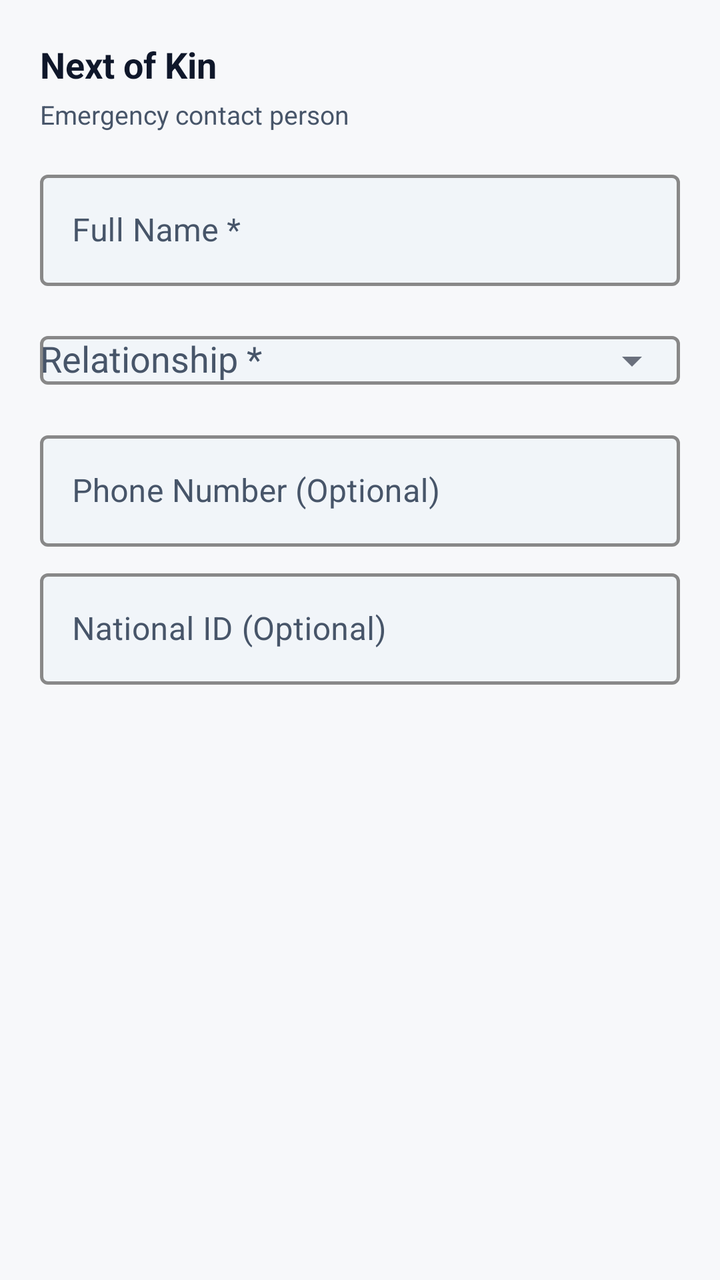
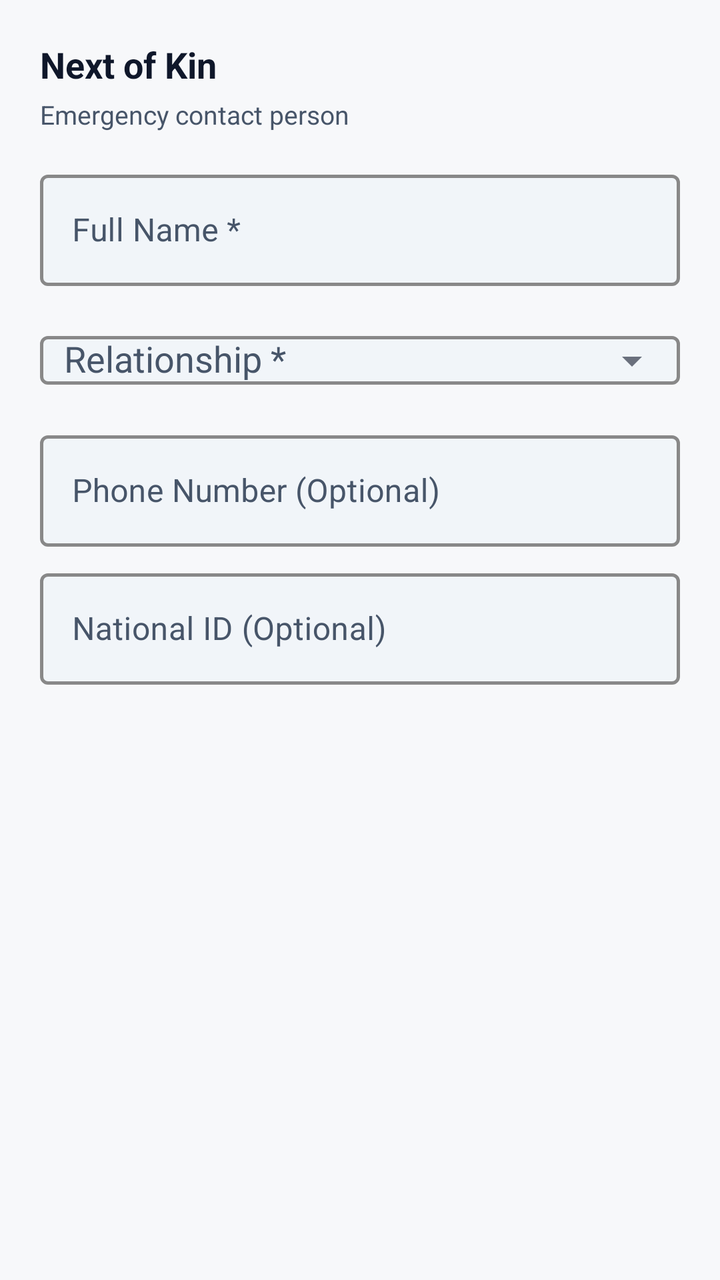

Two renders of the same Android screen: before a commit and after it. Below are the layout's source before the change and the commit's diff.
<!-- AndroidManifest.xml: application theme Theme.SaccoApp -->
<!-- res/layout/fragment_selfreg_step4.xml -->
<?xml version="1.0" encoding="utf-8"?>
<ScrollView xmlns:android="http://schemas.android.com/apk/res/android"
    xmlns:app="http://schemas.android.com/apk/res-auto"
    android:layout_width="match_parent" android:layout_height="match_parent"
    android:fillViewport="true">

    <LinearLayout android:layout_width="match_parent" android:layout_height="wrap_content"
        android:orientation="vertical" android:padding="20dp">

        <TextView android:layout_width="wrap_content" android:layout_height="wrap_content"
            android:text="Next of Kin"
            android:textColor="@color/text_primary" android:textSize="18sp"
            android:textStyle="bold"/>
        <TextView android:layout_width="wrap_content" android:layout_height="wrap_content"
            android:layout_marginTop="4dp" android:layout_marginBottom="16dp"
            android:text="Emergency contact person"
            android:textColor="@color/text_secondary" android:textSize="13sp"/>

        <com.google.android.material.textfield.TextInputLayout
            android:layout_width="match_parent" android:layout_height="wrap_content"
            android:hint="Full Name *" style="@style/SaccoTextInput">
            <com.google.android.material.textfield.TextInputEditText
                android:id="@+id/etKinName"
                android:layout_width="match_parent" android:layout_height="wrap_content"
                android:inputType="textPersonName" android:textColor="@color/input_text"
                android:imeOptions="actionNext"/>
        </com.google.android.material.textfield.TextInputLayout>

        <com.google.android.material.textfield.TextInputLayout
            android:id="@+id/tilKinRelationship"
            android:layout_width="match_parent" android:layout_height="wrap_content"
            android:layout_marginTop="8dp" android:hint="Relationship *" style="@style/SaccoTextInput"
            app:endIconMode="dropdown_menu">
            <com.google.android.material.textfield.MaterialAutoCompleteTextView
                android:id="@+id/actvKinRelationship"
                android:layout_width="match_parent" android:layout_height="wrap_content"
                android:inputType="none" android:textColor="@color/input_text"/>
        </com.google.android.material.textfield.TextInputLayout>

        <com.google.android.material.textfield.TextInputLayout
            android:layout_width="match_parent" android:layout_height="wrap_content"
            android:layout_marginTop="8dp" android:hint="Phone Number (Optional)" style="@style/SaccoTextInput">
            <com.google.android.material.textfield.TextInputEditText
                android:id="@+id/etKinPhone"
                android:layout_width="match_parent" android:layout_height="wrap_content"
                android:inputType="phone" android:textColor="@color/input_text"
                android:imeOptions="actionNext"/>
        </com.google.android.material.textfield.TextInputLayout>

        <com.google.android.material.textfield.TextInputLayout
            android:layout_width="match_parent" android:layout_height="wrap_content"
            android:layout_marginTop="8dp" android:hint="National ID (Optional)" style="@style/SaccoTextInput">
            <com.google.android.material.textfield.TextInputEditText
                android:id="@+id/etKinNationalId"
                android:layout_width="match_parent" android:layout_height="wrap_content"
                android:inputType="number" android:textColor="@color/input_text"
                android:imeOptions="actionDone"/>
        </com.google.android.material.textfield.TextInputLayout>

    </LinearLayout>
</ScrollView>
<!-- resources referenced by this layout -->
<resources>
  <color name="input_text">#0F172A</color>
  <color name="text_primary">#0F172A</color>
  <color name="text_secondary">#475569</color>
  <style name="SaccoTextInput" parent="Widget.MaterialComponents.TextInputLayout.OutlinedBox">
          <item name="boxStrokeColor">@color/input_outline</item>
          <item name="boxStrokeWidth">1.5dp</item>
          <item name="boxStrokeWidthFocused">2dp</item>
          <item name="hintTextColor">@color/primary</item>
          <item name="android:textColorHint">@color/text_secondary</item>
          <item name="android:editTextColor">@color/black</item>
          <item name="boxBackgroundColor">@color/input_fill</item>
      </style>
  <color name="primary">#0D2C6D</color>
  <color name="black">#000000</color>
  <color name="input_fill">#F1F5F9</color>
  <color name="primary_dark">#091E4A</color>
  <color name="white">#FFFFFF</color>
  <color name="accent">#D01B22</color>
  <color name="background">#F7F8FA</color>
  <style name="SaccoEditText" parent="@android:style/Widget.EditText">
          <item name="android:textColor">@color/black</item>
          <item name="android:textColorHint">@color/text_secondary</item>
          <item name="android:textSize">15sp</item>
      </style>
  <style name="SaccoButton" parent="Widget.MaterialComponents.Button">
          <item name="backgroundTint">@color/primary</item>
          <item name="android:textColor">@color/white</item>
          <item name="android:textAllCaps">false</item>
          <item name="android:textSize">15sp</item>
          <item name="cornerRadius">12dp</item>
      </style>
  <style name="SaccoSpinner" parent="Widget.AppCompat.Spinner">
          <item name="android:popupBackground">@color/white</item>
          <item name="android:textColor">@color/text_primary</item>
      </style>
  <style name="SaccoDialogTheme" parent="ThemeOverlay.MaterialComponents.MaterialAlertDialog">
          <item name="colorSurface">@color/white</item>
          <item name="colorOnSurface">@color/text_primary</item>
          <item name="android:background">@color/white</item>
          <item name="android:textColorPrimary">@color/text_primary</item>
          <item name="android:textColorSecondary">@color/text_secondary</item>
          <item name="materialAlertDialogTitleTextStyle">@style/SaccoDialogTitle</item>
          <item name="buttonBarPositiveButtonStyle">@style/SaccoDialogButton</item>
          <item name="buttonBarNegativeButtonStyle">@style/SaccoDialogButton</item>
          <item name="buttonBarNeutralButtonStyle">@style/SaccoDialogButton</item>
      </style>
  <style name="SaccoDropDownItem" parent="Widget.AppCompat.DropDownItem.Spinner">
          <item name="android:textColor">@color/text_primary</item>
      </style>
  <style name="SaccoDialogTitle" parent="MaterialAlertDialog.MaterialComponents.Title.Text">
          <item name="android:textColor">@color/text_primary</item>
          <item name="android:textStyle">bold</item>
      </style>
  <style name="SaccoDialogButton" parent="Widget.MaterialComponents.Button.TextButton.Dialog">
          <item name="android:textColor">@color/primary</item>
      </style>
  <!-- unchanged entries left out for length: 1 -->
</resources>

<!-- the commit's change to res/layout/fragment_selfreg_step4.xml (unified diff, before → after) -->
@@ -34,7 +34,8 @@
             <com.google.android.material.textfield.MaterialAutoCompleteTextView
                 android:id="@+id/actvKinRelationship"
                 android:layout_width="match_parent" android:layout_height="wrap_content"
-                android:inputType="none" android:textColor="@color/input_text"/>
+                android:inputType="none" android:textColor="@color/input_text"
+                android:paddingStart="12dp" android:paddingEnd="36dp"/>
         </com.google.android.material.textfield.TextInputLayout>
 
         <com.google.android.material.textfield.TextInputLayout
